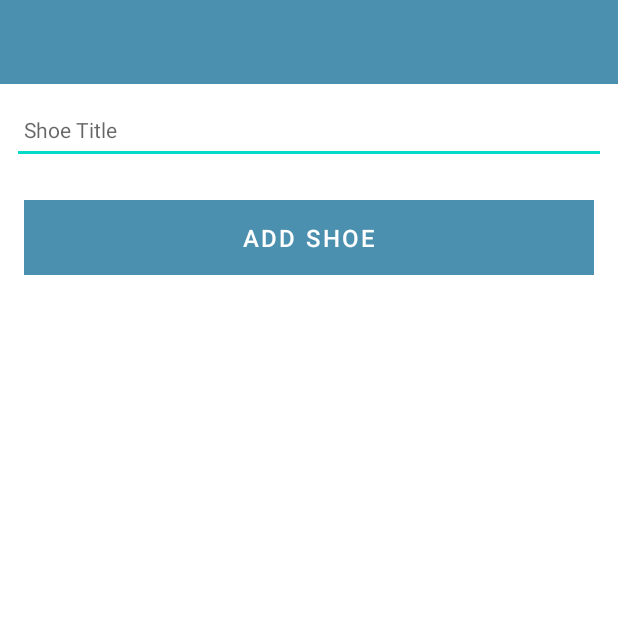
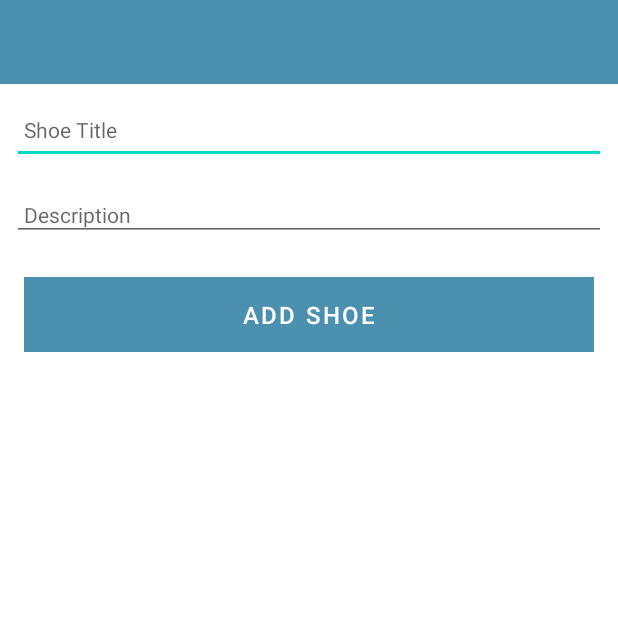
Before and after one commit to emily172/ShoeApp, an Android app: the screen it shows after launch (ShoeActivity), on a phone screen of 412 x 824 dp, the top half of it. Run offline under Robolectric (Android 15) with nearby library versions, the phone set to English and light mode, and no system bars; our stand-ins replace Timber; 1 statement that could not run was skipped.

Commit message:
Updated layout

```diff
--- a/app/src/main/res/layout/activity_shoe.xml
+++ b/app/src/main/res/layout/activity_shoe.xml
@@ -54,6 +54,19 @@
                     android:textColor="@color/colorPrimaryDark"
                     android:textSize="14sp" />
 
+                <EditText
+                    android:id="@+id/description"
+                    android:layout_width="match_parent"
+                    android:layout_height="wrap_content"
+                    android:layout_margin="8dp"
+                    android:hint="@string/hint_shoeDescription"
+                    android:inputType="text"
+                    android:maxLength="25"
+                    android:maxLines="1"
+                    android:padding="8dp"
+                    android:textColor="@color/colorPrimaryDark"
+                    android:textSize="14sp" />
+
                 <Button
                     android:id="@+id/btnAdd"
                     android:layout_width="match_parent"
```
